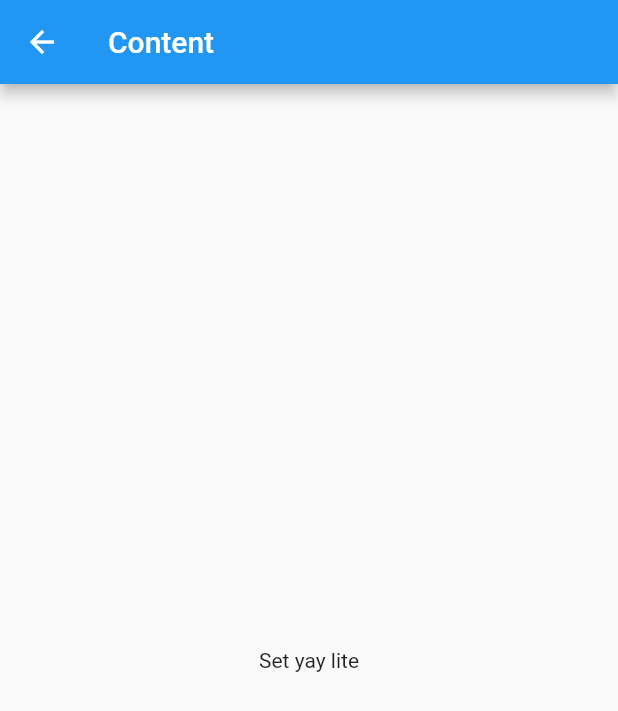
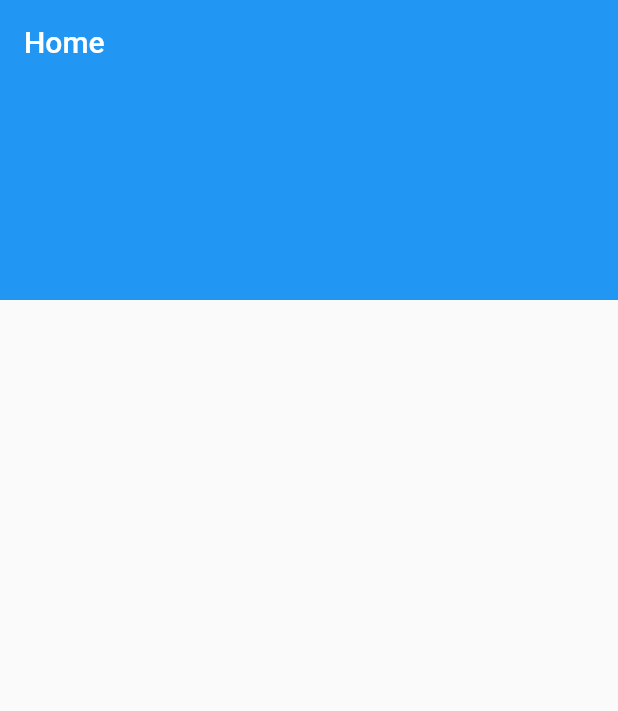
Before and after one commit to zay467/CustomerContact, a Flutter app: the screen it shows after launch, on a phone screen of 412 x 824 dp. Shown: the top 711 px of the screen. Run offline on Flutter 3.47's test engine with Material 2 defaults, Android fonts, the phone set to English and light mode, and no system bars; our stand-ins replace animated_text_kit.

Commit message:
Added route.dart and error.dart.

```diff
--- a/lib/Screens/Home.dart
+++ b/lib/Screens/Home.dart
@@ -1,14 +1,25 @@
 import 'package:flutter/material.dart';
 
-class Home extends StatelessWidget {
+class Home extends StatefulWidget {
+  @override
+  _HomeState createState() => _HomeState();
+}
+
+class _HomeState extends State<Home> {
   @override
   Widget build(BuildContext context) {
     return Scaffold(
-      appBar: AppBar(
-        title: Text("Content"),
-      ),
-      body: Center(
-        child: Text('Set yay lite'),
+      body: CustomScrollView(
+        slivers: [
+          SliverAppBar(
+            title: Text("Home"),
+            expandedHeight: 200.0,
+            // flexibleSpace: Image(
+            //   image: NetworkImage(
+            //       "http://wechannelmm.com/static/media/dchannel.03cde5cf.png"),
+            // ),
+          ),
+        ],
       ),
     );
   }
--- a/lib/main.dart
+++ b/lib/main.dart
@@ -1,9 +1,10 @@
 import 'package:flutter/material.dart';
-import 'Screens/Animation.dart';
+import 'route.dart';
 
 void main() => runApp(
       MaterialApp(
-        home: MyAnimation(),
+        initialRoute: "/",
         debugShowCheckedModeBanner: false,
+        onGenerateRoute: RouteGenerator.generateRoute,
       ),
     );
```
Also changed, not shown: lib/Screens/Animation.dart (+4 -24 lines), lib/Screens/Error.dart (added, +17 -0 lines), lib/Screens/detail.dart (+13 -0 lines), lib/route.dart (added, +21 -0 lines).
